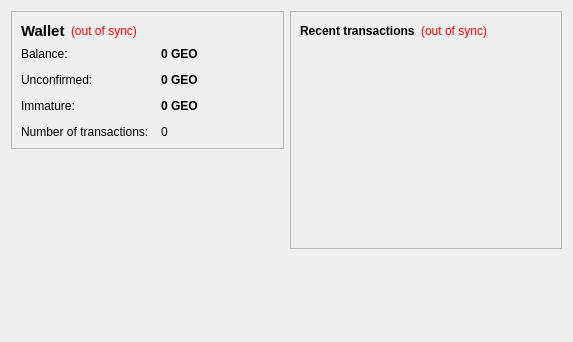
Above: src/qt/forms/overviewpage.ui from VibrantCoin/DoCoin before the change. Below: the same form after it.
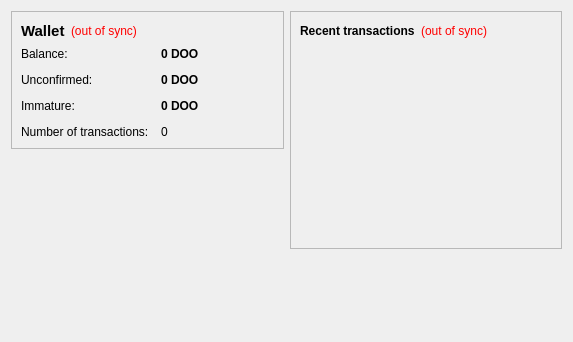
That is the form after the change.

```diff
--- a/src/qt/forms/overviewpage.ui
+++ b/src/qt/forms/overviewpage.ui
@@ -105,7 +105,7 @@
              <string>Your current balance</string>
             </property>
             <property name="text">
-             <string notr="true">0 GEO</string>
+             <string notr="true">0 DOO</string>
             </property>
             <property name="textInteractionFlags">
              <set>Qt::LinksAccessibleByMouse|Qt::TextSelectableByKeyboard|Qt::TextSelectableByMouse</set>
@@ -134,7 +134,7 @@
              <string>Total of transactions that have yet to be confirmed, and do not yet count toward the current balance</string>
             </property>
             <property name="text">
-             <string notr="true">0 GEO</string>
+             <string notr="true">0 DOO</string>
             </property>
             <property name="textInteractionFlags">
              <set>Qt::LinksAccessibleByMouse|Qt::TextSelectableByKeyboard|Qt::TextSelectableByMouse</set>
@@ -177,7 +177,7 @@
              <string>Mined balance that has not yet matured</string>
             </property>
             <property name="text">
-             <string notr="true">0 GEO</string>
+             <string notr="true">0 DOO</string>
             </property>
             <property name="textInteractionFlags">
              <set>Qt::LinksAccessibleByMouse|Qt::TextSelectableByKeyboard|Qt::TextSelectableByMouse</set>
```
